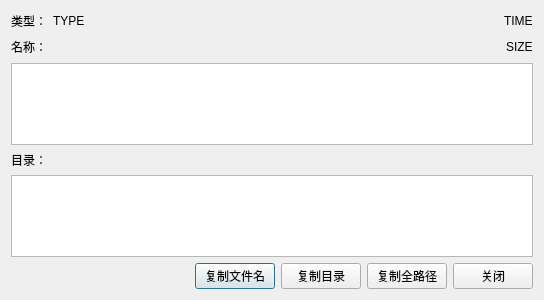
Above: Gui/Form/FileInfoForm.ui from taynpg/frelay before the change. Below: the same form after it.
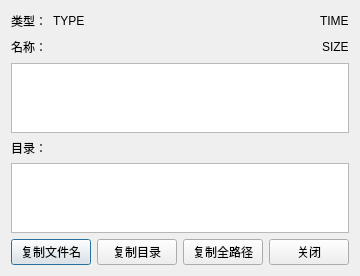
That is the form after the change.

What changed in the file:
```diff
--- a/Gui/Form/FileInfoForm.ui
+++ b/Gui/Form/FileInfoForm.ui
@@ -6,8 +6,8 @@
    <rect>
     <x>0</x>
     <y>0</y>
-    <width>544</width>
-    <height>300</height>
+    <width>254</width>
+    <height>242</height>
    </rect>
   </property>
   <property name="windowTitle">
```
